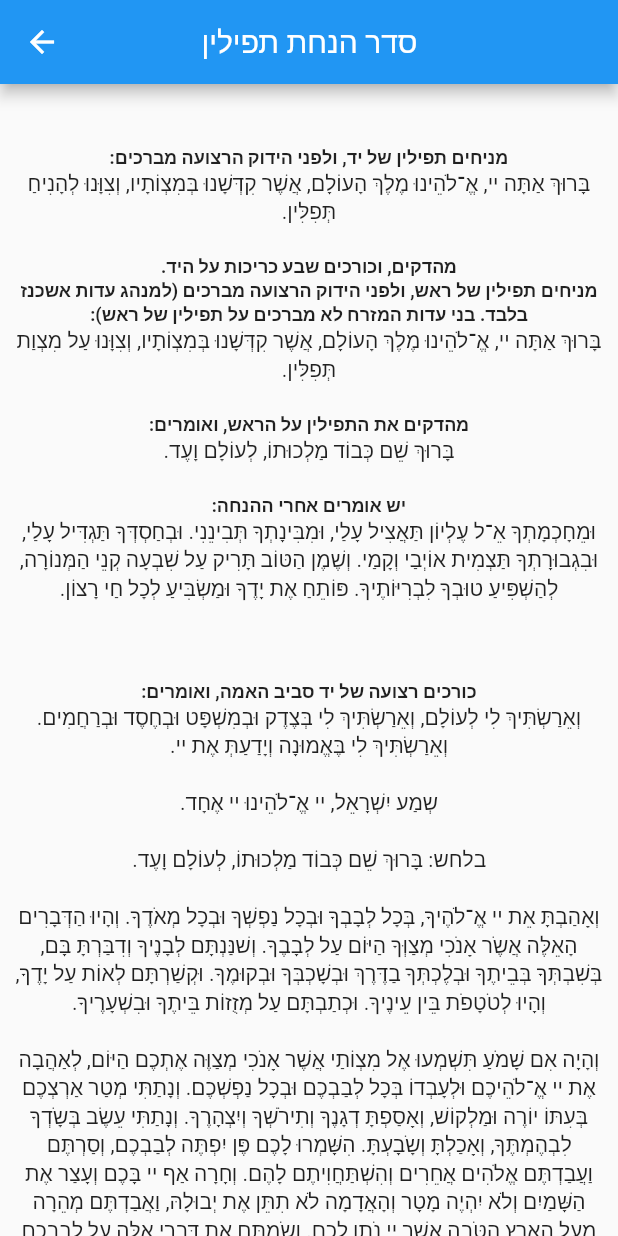
After one commit to Guyco070/Kodesh-app----Flutter-app, a Flutter app: the SederAnahatTefilin screen opened by its route, on a phone screen of 412 x 824 dp. The commit adds this screen. Run offline on Flutter 3.47's test engine with Material 2 defaults, Android fonts, the phone set to English and light mode, and no system bars; our stand-ins replace flutter_local_notifications, numberpicker, rxdart, shared_preferences, timezone; accounts and stored records are empty; network calls fail.

Commit message:
seder anahat tefilin added + pass to seder anahat tefilin page on click on tefilin reminder + bug fixes.

```diff
--- a/lib/api/notification_api.dart
+++ b/lib/api/notification_api.dart
@@ -1,11 +1,14 @@
 import 'package:flutter_local_notifications/flutter_local_notifications.dart';
+import 'package:rxdart/rxdart.dart';
 import 'package:timezone/data/latest.dart'; // for showSchedualedNotification function
 import 'package:timezone/timezone.dart'; // for showSchedualedNotification function
 
 class NotificationApi {
   static final _notifications = FlutterLocalNotificationsPlugin();
+  static final onNotifications = BehaviorSubject<String?>();
+  static bool isFirstInit = true;
 
-  initialize() async {
+  static initialize() async {
     initializeTimeZones(); // for showSchedualedNotification function
     const AndroidInitializationSettings androidInitializationSettings =
         AndroidInitializationSettings('mipmap/ic_launcher');
@@ -20,10 +23,12 @@ class NotificationApi {
       iOS: iosinitializationSetting,
     );
 
-    await _notifications.initialize(settings,
-        onDidReceiveNotificationResponse: onDidReceiveNotificationResponse,
-        onDidReceiveBackgroundNotificationResponse:
-            onDidReceiveBackgroundNotificationResponse);
+    await _notifications.initialize(
+      settings,
+      onDidReceiveNotificationResponse: onDidReceiveNotificationResponse,
+      onDidReceiveBackgroundNotificationResponse:
+          onDidReceiveBackgroundNotificationResponse,
+    );
   }
 
   static NotificationDetails _notificationDetails() {
@@ -60,7 +65,45 @@ class NotificationApi {
     String? body,
     String? payload,
     required DateTime date,
+    TZDateTime? tzDateTime,
   }) async {
+    final int dtH = DateTime.now().hour;
+    final int tZdtH = TZDateTime.now(local).hour;
+    date = (((dtH - tZdtH) > 0)
+        ? date.subtract(Duration(hours: dtH - tZdtH))
+        : date.add(Duration(hours: tZdtH - dtH)));
+
+    // print(TZDateTime.from(date, local));
+    // print(TZDateTime.from(
+    //                     DateTime.now().add(const Duration(seconds: 5)),
+    //                     local));
+
+    return _notifications.zonedSchedule(
+      id,
+      title,
+      body,
+      TZDateTime.from(date, local),
+      uiLocalNotificationDateInterpretation:
+          UILocalNotificationDateInterpretation.absoluteTime,
+      androidAllowWhileIdle: true,
+      _notificationDetails(),
+      payload: payload,
+    );
+  }
+
+  static Future<void> showSchedualedNotification2({
+    int id = 0,
+    String? title,
+    String? body,
+    String? payload,
+    required DateTime date,
+    TZDateTime? tzDateTime,
+  }) async {
+    // print(TZDateTime.from(date, local));
+    // print(TZDateTime.from(
+    //                     DateTime.now().add(const Duration(seconds: 5)),
+    //                     local));
+
     return _notifications.zonedSchedule(
       id,
       title,
@@ -94,7 +137,8 @@ class NotificationApi {
     );
   }
 
-  static Future<void> showSchedualeDailyNotification( // set reminders evry day including sutterdays and holidays
+  static Future<void> showSchedualeDailyNotification(
+      // set reminders evry day including sutterdays and holidays
       {
       //including shabat...
       int id = 0,
@@ -116,7 +160,8 @@ class NotificationApi {
     );
   }
 
-  static Future<List<PendingNotificationRequest>> get getPendingNotificationRequests async {
+  static Future<List<PendingNotificationRequest>>
+      get getPendingNotificationRequests async {
     return (await _notifications.pendingNotificationRequests());
   }
 
@@ -163,7 +208,7 @@ class NotificationApi {
   // }
 
   // actions
-  void onDidReceiveLocalNotification(
+  static void onDidReceiveLocalNotification(
     int id,
     String? title,
     String? body,
@@ -172,8 +217,11 @@ class NotificationApi {
     print('id $id');
   }
 
-  void onDidReceiveNotificationResponse(NotificationResponse details) {
+  static void onDidReceiveNotificationResponse(NotificationResponse details) {
     print('onDidReceiveNotificationResponse');
+    if (details.payload != null) {
+      onNotifications.add(details.payload);
+    }
   }
 
   static void onDidReceiveBackgroundNotificationResponse(
--- a/lib/main.dart
+++ b/lib/main.dart
@@ -4,6 +4,7 @@ import 'package:kodesh_app/providers/events.dart';
 import 'package:kodesh_app/providers/reminders.dart';
 import 'package:kodesh_app/screens/schedual_notifications.dart';
 import 'package:kodesh_app/screens/event_screen.dart';
+import 'package:kodesh_app/screens/sederAnahatTefilin.dart';
 import 'package:provider/provider.dart';
 
 void main() {
@@ -17,8 +18,6 @@ class MyApp extends StatelessWidget {
   Widget build(BuildContext context) {
     Reminders reminders = Reminders();
     Events events = Events();
-    NotificationApi().initialize();
-    reminders.setReminders();
     return MultiProvider(
       providers: [
         ChangeNotifierProvider(create: (context) => events),
@@ -31,8 +30,9 @@ class MyApp extends StatelessWidget {
         ),
         home: const EventScreen(),
         routes: {
-          SchedualNotficationsScreen.routeName: (context) =>
+          SchedualNotficationsScreen.routeName: (_) =>
               const SchedualNotficationsScreen(),
+          SederAnahatTefilin.routeName:(_) => const SederAnahatTefilin()
         },
       ),
     );
--- /dev/null
+++ b/lib/screens/sederAnahatTefilin.dart
@@ -0,0 +1,77 @@
+import 'package:flutter/material.dart';
+import 'package:kodesh_app/widgets/default_scaffold.dart';
+
+class SederAnahatTefilin extends StatelessWidget {
+  const SederAnahatTefilin({super.key});
+  static String routeName = '/seder_anahat_tefilin';
+
+  List<Widget> getSederWidgets() {
+    const TextStyle boldFont =
+        TextStyle(fontWeight: FontWeight.w600, fontSize: 12);
+    List<Widget> widgets = [];
+    for (int i = 0; i < seder.length; i++) {
+      String? text;
+      if (seder[i].contains('T')) { // T = title
+        text = seder[i].substring(0, seder[i].length - 2);
+      }
+
+      widgets.add(text == null
+          ? Text(
+              seder[i],
+              textDirection: TextDirection.rtl,
+              textAlign: TextAlign.center,
+            )
+          : Text(
+              text,
+              textDirection: TextDirection.rtl,
+              style: boldFont,
+              textAlign: TextAlign.center,
+            ));
+    }
+
+    return widgets;
+  }
+
+  @override
+  Widget build(BuildContext context) {
+    return Scaffold(
+      appBar: AppBar(
+        title: const Text('סדר הנחת תפילין'),
+        centerTitle: true,
+      ),
+        body: SingleChildScrollView(
+          child: Padding(
+            padding: const EdgeInsets.all(8.0),
+            child: Column(
+              children: getSederWidgets(),
+            ),
+          ),
+        ));
+  }
+
+  // ignore: prefer_adjacent_string_concatenation, prefer_interpolation_to_compose_strings
+  final List<String> seder = const [
+    '\n',
+    'מניחים תפילין של יד, ולפני הידוק הרצועה מברכים:\nT',
+    'בָּרוּךְ אַתָּה יי, אֱ־לֹהֵינוּ מֶלֶךְ הָעוֹלָם, אֲשֶׁר קִדְּשָׁנוּ בְּמִצְוֹתָיו, וְצִוָּנוּ לְהָנִיחַ תְּפִלִּין.\n',
+    'מהדקים, וכורכים שבע כריכות על היד.\nT',
+    'מניחים תפילין של ראש, ולפני הידוק הרצועה מברכים (למנהג עדות אשכנז בלבד. בני עדות המזרח לא מברכים על תפילין של ראש):\nT',
+    'בָּרוּךְ אַתָּה יי, אֱ־לֹהֵינוּ מֶלֶךְ הָעוֹלָם, אֲשֶׁר קִדְּשָׁנוּ בְּמִצְוֹתָיו, וְצִוָּנוּ עַל מִצְוַת תְּפִלִּין.\n',
+    'מהדקים את התפילין על הראש, ואומרים:\nT',
+    'בָּרוּךְ שֵׁם כְּבוֹד מַלְכוּתוֹ, לְעוֹלָם וָעֶד.\n',
+    'יש אומרים אחרי ההנחה:\nT',
+    'וּמֵחָכְמָתְךָ אֵ־ל עֶלְיוֹן תַּאֲצִיל עָלַי, וּמִבִּינָתְךָ תְּבִינֵנִי. וּבְחַסְדְּךָ תַּגְדִּיל עָלַי, וּבִגְבוּרָתְךָ תַּצְמִית אוֹיְבַי וְקָמַי. וְשֶׁמֶן הַטּוֹב תָּרִיק עַל שִׁבְעָה קְנֵי הַמְּנוֹרָה, לְהַשְׁפִּיעַ טוּבְךָ לִבְרִיּוֹתֶיךָ. פּוֹתֵחַ אֶת יָדֶךָ וּמַשְׂבִּיעַ לְכָל חַי רָצוֹן.\n',
+    '\n',
+    'כורכים רצועה של יד סביב האמה, ואומרים:\nT',
+    'וְאֵרַשְׂתִּיךְ לִי לְעוֹלָם, וְאֵרַשְׂתִּיךְ לִי בְּצֶדֶק וּבְמִשְׁפָּט וּבְחֶסֶד וּבְרַחֲמִים. וְאֵרַשְׂתִּיךְ לִי בֶּאֱמוּנָה וְיָדַעַתְּ אֶת יי.\n',
+    'שְמַע יִשְׁרָאֵל, יי אֱ־לֹהֵינוּ יי אֶחָד.\n',
+    'בלחש: בָּרוּךְ שֵׁם כְּבוֹד מַלְכוּתוֹ, לְעוֹלָם וָעֶד.\n',
+    'וְאָהַבְתָּ אֵת יי אֱ־לֹהֶיךָ, בְּכָל לְבָבְךָ וּבְכָל נַפְשְׁךָ וּבְכָל מְאֹדֶךָ. וְהָיוּ הַדְּבָרִים הָאֵלֶּה אֲשֶֹר אָנֹכִי מְצַוְּךָ הַיּוֹם עַל לְבָבֶךָ. וְשׁנַּנְתָּם לְבָנֶיךָ וְדִבַּרְתָּ בָּם, בְּשִׁבְתְּךָ בְּבֵיתֶךָ וּבְלֶכְתְּךָ בַדֶּרֶךְ וּבְשָׁכְבְּךָ וּבְקוּמֶךָ. וּקְשַׁרְתָּם לְאוֹת עַל יָדֶךָ, וְהָיוּ לְטֹטָפֹת בֵּין עֵינֶיךָ. וּכְתַבְתָּם עַל מְזֻזוֹת בֵּיתֶךָ וּבִשְׁעָרֶיךָ.\n',
+        'וְהָיָה אִם שָׁמֹעַ תִּשְׁמְעוּ אֶל מִצְוֹתַי אֲשֶׁר אָנֹכִי מְצַוֶּה אֶתְכֶם הַיּוֹם, לְאַהֲבָה אֶת יי אֱ־לֹהֵיכֶם וּלְעָבְדוֹ בְּכָל לְבַבְכֶם וּבְכָל נַפְשְׁכֶם. וְנָתַתִּי מְטַר אַרְצְכֶם בְּעִתּוֹ יוֹרֶה וּמַלְקוֹשׁ, וְאָסַפְתָּ דְגָנֶךָ וְתִירׂשְׁךָ וְיִצְהָרֶךָ. וְנָתַתִּי עֵשֶׂב בְּשָֹדְךָ לִבְהֶמְתֶּךָ, וְאָכַלְתָּ וְשָֹבָעְתָּ. הִשָּׁמְרוּ לָכֶם פֶּן יִפְתֶּה לְבַבְכֶם, וְסַרְתֶּם וַעֲבַדְתֶּם אֱלֹהִים אֲחֵרִים וְהִשְׁתַּחֲוִיתֶם לָהֶם. וְחָרָה אַף יי בָּכֶם וְעָצַר אֶת הַשָּׁמַיִם וְלֹא יִהְיֶה מָטָר וְהָאֲדָמָה לֹא תִתֵּן אֶת יְבוּלָהּ, וַאֲבַדְתֶּם מְהֵרָה מֵעַל הָאָרֶץ הַטֹּבָה אֲשֶׁר יי נֹתֵן לָכֶם. וְשַֹמְתֶּם אֶת דְּבָרַי אֵלֶּה עַל לְבַבְכֶם וְעַל נַפְשְׁכֶם, וּקְשַׁרְתֶּם אֹתָם לְאוֹת עַל יֶדְכֶם וְהָיוּ לְטוֹטָפֹת בֵּין עֵינֵיכֶם. וְלִמַּדְתֶּם אֹתָם אֶת בְּנֵיכֶם לְדַבֵּר בָּם, בְּשִׁבְתְּךָ בְּבֵיתֶךָ וּבְלֶכְתְּךָ בַדֶּרֶךְ וּבְשָׁכְבְּךָ וּבְקוּמֶךָ. וּכְתַבְתָּם עַל מְזוּזוֹת בֵּיתֶךָ וּבִשְׁעָרֶיךָ. לְמַעַן יִרְבּוּ יְמֵיכֶם וִימֵי בְנֵיכֶם עַל הָאֲדָמָה אֲשֶׁר נִשְׁבַּע יי לַאֲבֹתֵיכֶם לָתֵת לָהֶם, כִּימֵי הַשָּׁמַיִם עַל הָאָרֶץ.\n',
+    'וַיֹּאמֶר יי אֶל מׂשֶׁה לֵּאמֹר. דַּבֵּר אֶל בְּנֵי יִשְׂרָאֵל וְאָמַרְתָּ אֲלֵהֶם וְעָשׂוּ לָהֶם צִיצִת עַל כַּנְפֵי בִגְדֵיהֶם לְדֹרֹתָם, וְנָתְנוּ עַל צִיצִת הַכָּנָף פְּתִיל תְּכֵלֶת. וְהָיָה לָכֶם לְצִיצִת וּרְאִיתֶם אֹתוֹ וּזְכַרְתֶּם אֶת כָּל מִצְוֹת יי וַעֲשִׂיתֶם אֹתָם, וְלֹא תָתוּרוּ אַחֲרֵי לְבַבְכֶם וְאַחֲרֵי עֵינֵיכֶם אֲשֶׁר אַתֶּם זֹנִים אַחֲרֵיהֶם. לְמַעַן תִּזְכְּרוּ וַעֲשִׂיתֶם אֶת כָּל מִצְוֹתָי וִהְיִיתֶם קְדׂשִׁים לֵא־לֹהֵיכֶם. אֲנִי יי אֱ־לֹהֵיכֶם אֲשֶׁר הוֹצֵאתִי אֶתְכֶם מֵאֶרֶץ מִצְרַיִם לִהְיוֹת לָכֶם לֵא־לֹהִים אֲנִי יי אֱ־לֹהֵיכֶם. אֱמֶת.\n',
+    'יש מוספים:\nT',
+    'ויְדַבֵּר יְהוָה אֶל מֹשֶׁה לֵּאמֹר: קַדֶּשׁ לִי כָל בְּכוֹר פֶּטֶר כָּל רֶחֶם בִּבְנֵי יִשְׂרָאֵל בָּאָדָם וּבַבְּהֵמָה לִי הוּא: וַיֹּאמֶר מֹשֶׁה אֶל הָעָם זָכוֹר אֶת הַיּוֹם הַזֶּה אֲשֶׁר יְצָאתֶם מִמִּצְרַיִם מִבֵּית עֲבָדִים כִּי בְּחֹזֶק יָד הוֹצִיא יְהֹוָה אֶתְכֶם מִזֶּה וְלֹא יֵאָכֵל חָמֵץ: הַיּוֹם אַתֶּם יֹצְאִים בְּחֹדֶשׁ הָאָבִיב: וְהָיָה כִי יְבִיאֲךָ יְהוָה אֶל אֶרֶץ הַכְּנַעֲנִי וְהַחִתִּי וְהָאֱמֹרִי וְהַחִוִּי וְהַיְבוּסִי אֲשֶׁר נִשְׁבַּע לַאֲבֹתֶיךָ לָתֶת לָךְ אֶרֶץ זָבַת חָלָב וּדְבָשׁ וְעָבַדְתָּ אֶת הָעֲבֹדָה הַזֹּאת בַּחֹדֶשׁ הַזֶּה: שִׁבְעַת יָמִים תֹּאכַל מַצֹּת וּבַיּוֹם הַשְּׁבִיעִי חַג לַיהוָה: מַצּוֹת יֵאָכֵל אֵת שִׁבְעַת הַיָּמִים וְלֹא יֵרָאֶה לְךָ חָמֵץ וְלֹא יֵרָאֶה לְךָ שְׂאֹר בְּכָל גְּבֻלֶךָ: וְהִגַּדְתָּ לְבִנְךָ בַּיּוֹם הַהוּא לֵאמֹר בַּעֲבוּר זֶה עָשָׂה יְהוָה לִי בְּצֵאתִי מִמִּצְרָיִם: וְהָיָה לְךָ לְאוֹת עַל יָדְךָ וּלְזִכָּרוֹן בֵּין עֵינֶיךָ לְמַעַן תִּהְיֶה תּוֹרַת יְהוָה בְּפִיךָ כִּי בְּיָד חֲזָקָה הוֹצִאֲךָ יְהֹוָה מִמִּצְרָיִם: וְשָׁמַרְתָּ אֶת הַחֻקָּה הַזֹּאת לְמוֹעֲדָהּ מִיָּמִים יָמִימָה (שמות י\"ג, א\'-י\').\n',
+    'וְהָיָה כִּי יְבִאֲךָ יְהוָה אֶל אֶרֶץ הַכְּנַעֲנִי כַּאֲשֶׁר נִשְׁבַּע לְךָ וְלַאֲבֹתֶיךָ וּנְתָנָהּ לָךְ: וְהַעֲבַרְתָּ כָל פֶּטֶר רֶחֶם לַיהֹוָה וְכָל פֶּטֶר שֶׁגֶר בְּהֵמָה אֲשֶׁר יִהְיֶה לְךָ הַזְּכָרִים לַיהוָה: וְכָל פֶּטֶר חֲמֹר תִּפְדֶּה בְשֶׂה וְאִם לֹא תִפְדֶּה וַעֲרַפְתּוֹ וְכֹל בְּכוֹר אָדָם בְּבָנֶיךָ תִּפְדֶּה: וְהָיָה כִּי יִשְׁאָלְךָ בִנְךָ מָחָר לֵאמֹר מַה זֹּאת וְאָמַרְתָּ אֵלָיו בְּחֹזֶק יָד הוֹצִיאָנוּ יְהוָה מִמִּצְרַיִם מִבֵּית עֲבָדִים: וַיְהִי כִּי הִקְשָׁה פַרְעֹה לְשַׁלְּחֵנוּ וַיַּהֲרֹג יְהֹוָה כָּל בְּכוֹר בְּאֶרֶץ מִצְרַיִם מִבְּכֹר אָדָם וְעַד בְּכוֹר בְּהֵמָה עַל כֵּן אֲנִי זֹבֵחַ לַיהוָה כָּל פֶּטֶר רֶחֶם הַזְּכָרִים וְכָל בְּכוֹר בָּנַי אֶפְדֶּה: וְהָיָה לְאוֹת עַל יָדְכָה וּלְטוֹטָפֹת בֵּין עֵינֶיךָ כִּי בְּחֹזֶק יָד הוֹצִיאָנוּ יְהוָה מִמִּצְרָיִם (שמות י\"ג, י\"א-ט\"ז).',
+    '\n'
+  ];
+}
--- a/pubspec.yaml
+++ b/pubspec.yaml
@@ -42,6 +42,7 @@ dependencies:
   timezone: ^0.9.0
   numberpicker: ^2.1.1
   shared_preferences: ^2.0.15
+  rxdart: ^0.27.7
 
 dev_dependencies:
   flutter_test:
```
Also changed, not shown: lib/providers/events.dart (+6 -7 lines), lib/providers/reminders.dart (+84 -29 lines), lib/screens/event_screen.dart (+42 -8 lines), lib/screens/schedual_notifications.dart (+65 -29 lines), lib/widgets/app_drawer.dart (+7 -7 lines), lib/widgets/events_widgets/rosh_chodesh_widget.dart (+5 -4 lines), lib/helpers/dates.dart (added), pubspec.lock.
